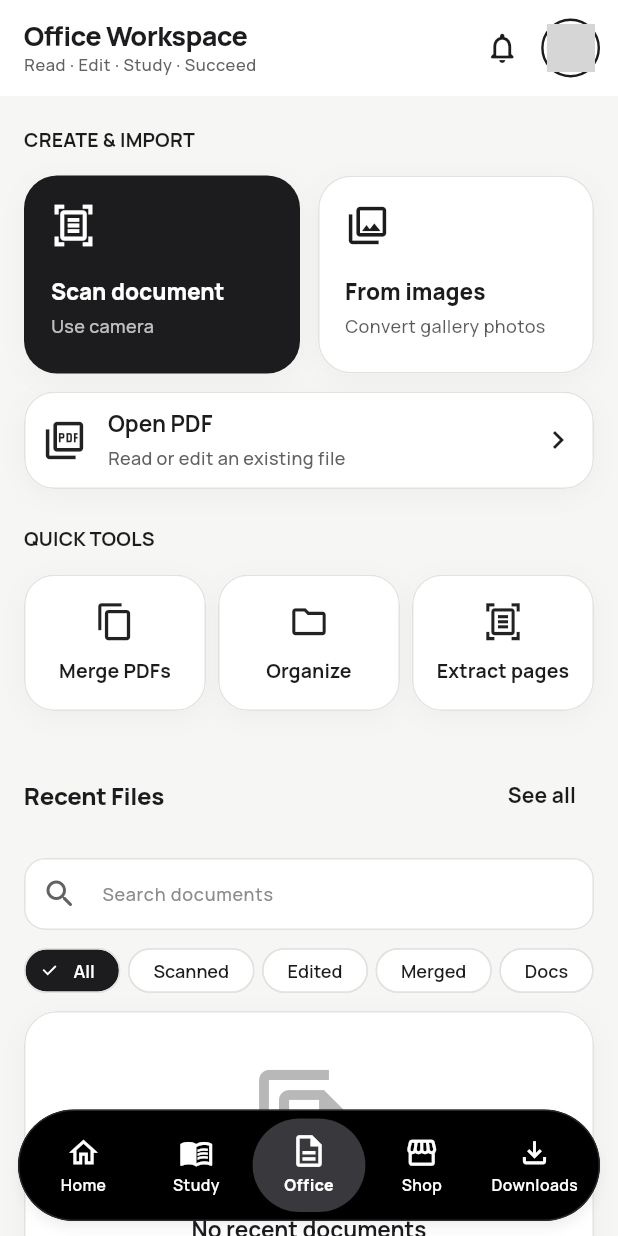
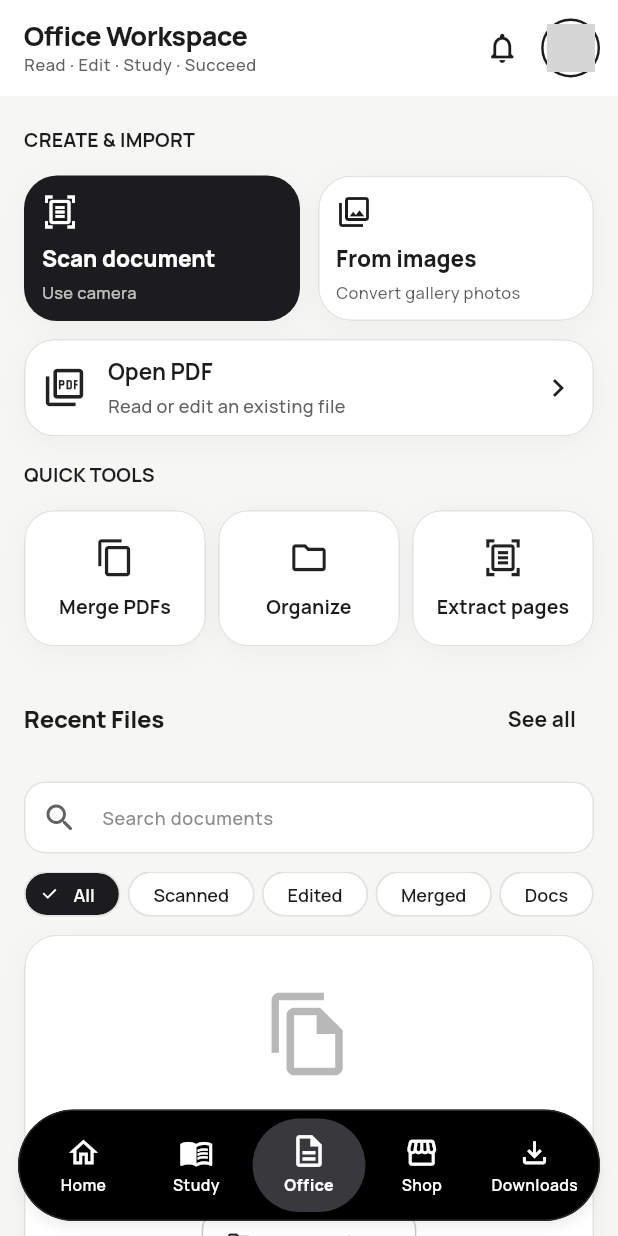
Before and after one commit to Horizon003/backup-hyzen-app, a Flutter app: the screen it shows once a user with an empty profile is signed in, item 3 of the bottom bar chosen, on a phone screen of 412 x 824 dp. Run offline on Flutter 3.47's test engine with Material 3 defaults, Android fonts, the phone set to English and light mode, and no system bars; our stand-ins replace cloud_firestore, firebase_auth, firebase_core, flutter_riverpod, font_awesome_flutter, go_router and 6 more; missing offline and left inert: dart:js_interop, dart:ui_web, pdfrx; accounts and stored records are empty; project files that could hold a hidden picture were left out; grey boxes are pictures that could not be loaded.

```diff
--- a/hyzen_flutter/lib/features/pdf_studio/presentation/pdf_studio_screen.dart
+++ b/hyzen_flutter/lib/features/pdf_studio/presentation/pdf_studio_screen.dart
@@ -181,7 +181,7 @@ class _PdfStudioScreenState extends ConsumerState<PdfStudioScreen> {
                   ],
                 ),
               ),
-              const Gap(24),
+              const Gap(16),
               Text('QUICK TOOLS', style: theme.textTheme.labelLarge),
               const Gap(14),
               LayoutBuilder(
@@ -228,7 +228,7 @@ class _PdfStudioScreenState extends ConsumerState<PdfStudioScreen> {
                   );
                 },
               ),
-              const Gap(24),
+              const Gap(16),
               SectionHeader(
                 title: 'Recent Files',
                 action: 'See all',
@@ -307,7 +307,7 @@ class _PdfStudioScreenState extends ConsumerState<PdfStudioScreen> {
                       const Gap(12),
                       Icon(
                         Icons.file_copy_outlined,
-                        size: 80,
+                        size: 60,
                         color: theme.colorScheme.onSurfaceVariant.withValues(
                           alpha: .45,
                         ),
@@ -700,29 +700,29 @@ class _WorkspaceAction extends StatelessWidget {
     return HCard(
       radius: 22,
       color: filled ? const Color(0xFF1C1C1E) : null,
-      padding: const EdgeInsets.all(18),
+      padding: const EdgeInsets.all(12),
       onTap: onTap,
       child: ConstrainedBox(
         constraints: BoxConstraints(
-          minHeight: 96 * MediaQuery.textScalerOf(context).scale(1),
+          minHeight: 64 * MediaQuery.textScalerOf(context).scale(1),
         ),
         child: Column(
           crossAxisAlignment: CrossAxisAlignment.start,
           children: [
-            Icon(icon, size: 30, color: ink),
-            const Gap(20),
+            Icon(icon, size: 24, color: ink),
+            const Gap(10),
             Text(
               title,
               style: Theme.of(context).textTheme.titleLarge?.copyWith(
                 color: ink,
-                fontWeight: FontWeight.w800,
+                fontWeight: FontWeight.w800, fontSize: 15,
               ),
             ),
             const Gap(4),
             Text(
               subtitle,
               style: Theme.of(context).textTheme.bodyMedium?.copyWith(
-                color: ink.withValues(alpha: .72),
+                color: ink.withValues(alpha: .72), fontSize: 11,
               ),
             ),
           ],
```
Also changed, not shown: hyzen_flutter/lib/features/home/presentation/home_screen.dart (+3 -7 lines).
